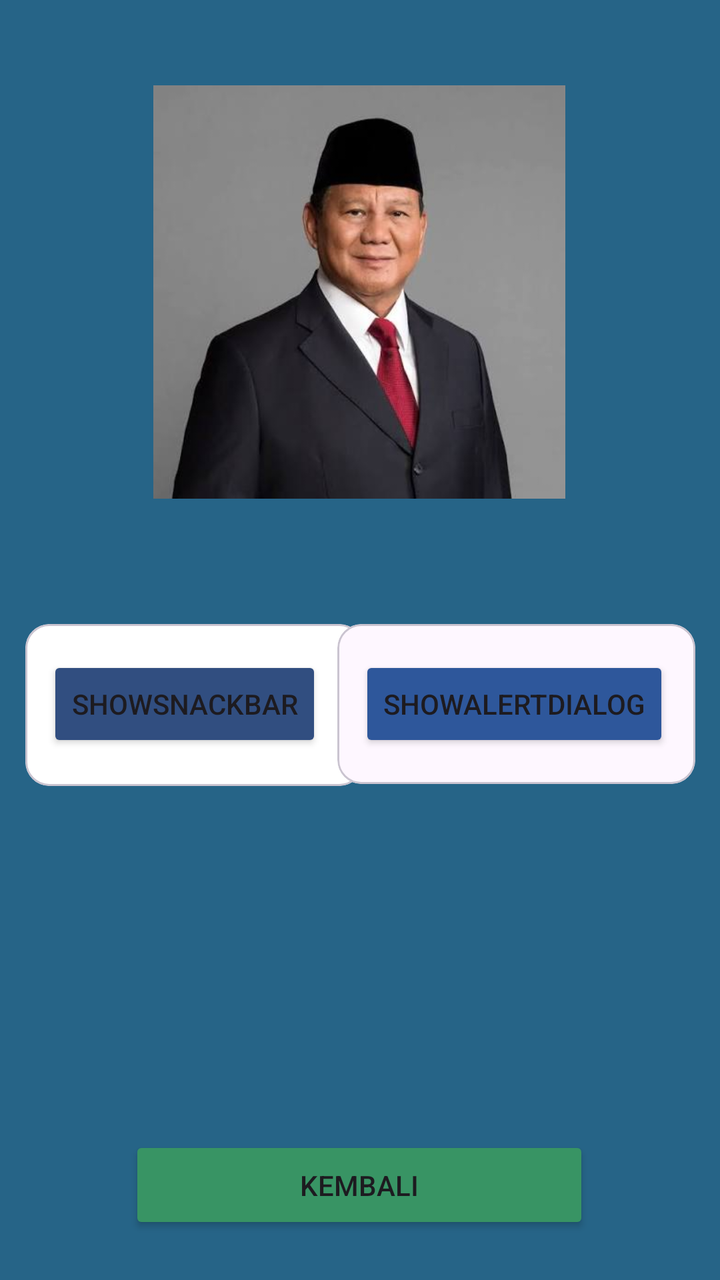
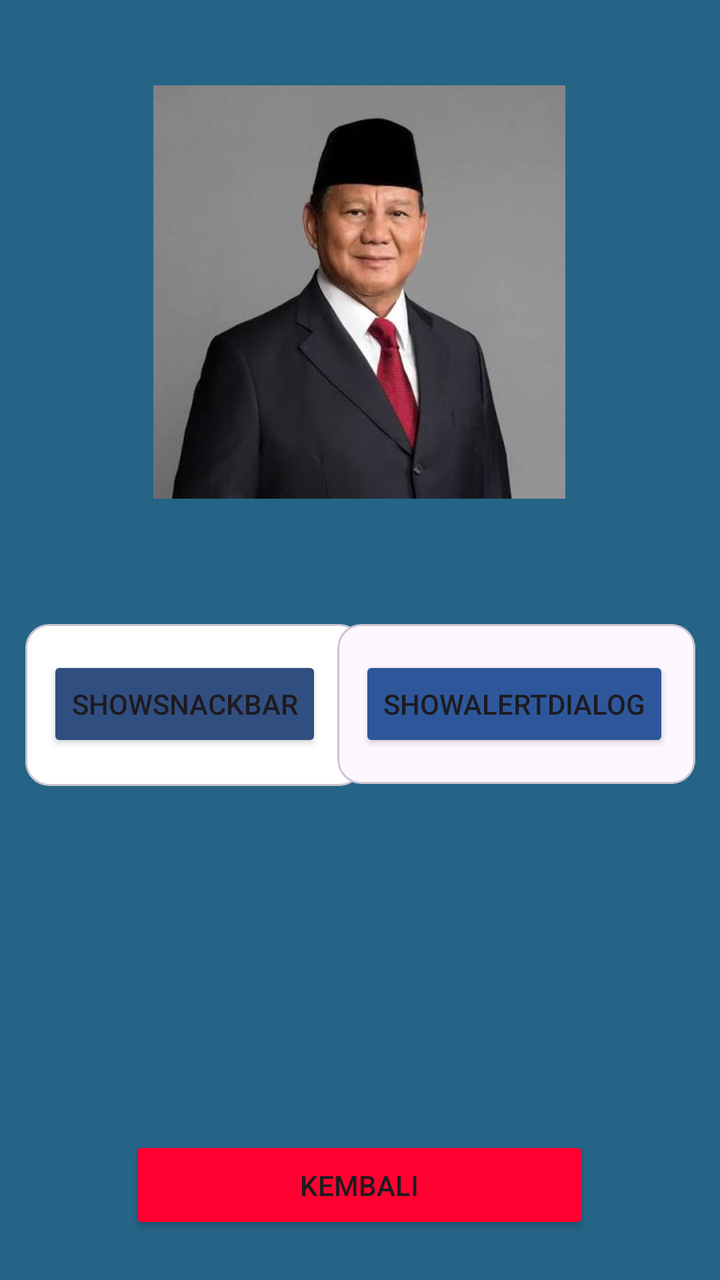

Compare the two renders of this Android layout. The source of the first and the diff that turns it into the second are given below.
<!-- AndroidManifest.xml: application theme Theme.Pertemuan_2 -->
<!-- res/layout/activity_fourth.xml -->
<?xml version="1.0" encoding="utf-8"?>
<androidx.constraintlayout.widget.ConstraintLayout xmlns:android="http://schemas.android.com/apk/res/android"
    xmlns:app="http://schemas.android.com/apk/res-auto"
    xmlns:tools="http://schemas.android.com/tools"
    android:id="@+id/main"
    android:layout_width="match_parent"
    android:layout_height="match_parent"
    android:background="#266487"
    tools:context=".P4.FourthActivity">


    <ImageView
        android:layout_width="206dp"
        android:layout_height="292dp"
        android:src="@drawable/raja"
        app:layout_constraintBottom_toBottomOf="parent"
        app:layout_constraintEnd_toEndOf="parent"
        app:layout_constraintHorizontal_bias="0.497"
        app:layout_constraintStart_toStartOf="parent"
        app:layout_constraintTop_toTopOf="parent"
        app:layout_constraintVertical_bias="0.0" />

    <Button
        android:id="@+id/btnkembali"
        android:layout_width="230dp"
        android:layout_height="49dp"
        android:layout_marginTop="568dp"
        android:backgroundTint="#389464"
        android:text="Kembali"
        app:layout_constraintEnd_toEndOf="parent"
        app:layout_constraintHorizontal_bias="0.497"
        app:layout_constraintStart_toStartOf="parent"
        app:layout_constraintTop_toTopOf="parent"
        tools:ignore="MissingConstraints" />

    <com.google.android.material.card.MaterialCardView
        android:layout_width="169dp"
        android:layout_height="81dp"
        android:layout_marginTop="312dp"
        android:backgroundTint="@color/white"
        app:layout_constraintEnd_toEndOf="parent"
        app:layout_constraintHorizontal_bias="0.066"
        android:elevation="10dp"
        app:layout_constraintStart_toStartOf="parent"
        app:layout_constraintTop_toTopOf="parent">

        <androidx.constraintlayout.widget.ConstraintLayout
            android:layout_width="match_parent"
            android:layout_height="match_parent"
            android:layout_margin="15dp">
        </androidx.constraintlayout.widget.ConstraintLayout>

        <Button
            android:id="@+id/btnShowSnackbar"
            android:layout_width="wrap_content"
            android:layout_height="wrap_content"
            android:layout_marginLeft="11dp"
            android:layout_marginTop="16dp"
            android:backgroundTint="#314E80"
            android:text="ShowSnackbar" />

    </com.google.android.material.card.MaterialCardView>

    <com.google.android.material.card.MaterialCardView
        android:layout_width="179dp"
        android:layout_height="80dp"
        android:layout_marginTop="312dp"
        app:layout_constraintEnd_toEndOf="parent"
        app:layout_constraintHorizontal_bias="0.931"
        app:layout_constraintStart_toStartOf="parent"
        android:elevation="10dp"
        app:layout_constraintTop_toTopOf="parent">

        <androidx.constraintlayout.widget.ConstraintLayout
            android:layout_width="match_parent"
            android:layout_height="match_parent"
            android:layout_margin="15dp" />
        <Button
            android:id="@+id/btnShowAlertDialog"
            android:layout_width="wrap_content"
            android:layout_height="wrap_content"
            android:layout_marginLeft="11dp"
            android:layout_marginTop="16dp"
            android:backgroundTint="#2E579B"
            android:text="ShowAlertDialog" />

    </com.google.android.material.card.MaterialCardView>
</androidx.constraintlayout.widget.ConstraintLayout>
<!-- resources referenced by this layout -->
<resources>
  <color name="white">#FFFFFFFF</color>
  <!-- drawable raja: jpg bitmap (drawable, 11201 bytes) -->
  <style name="Theme.Pertemuan_2" parent="Base.Theme.Pertemuan_2" />
  <style name="Base.Theme.Pertemuan_2" parent="Theme.Material3.DayNight.NoActionBar">
          
          
      </style>
</resources>

<!-- the commit's change to res/layout/activity_fourth.xml (unified diff, before → after) -->
@@ -25,7 +25,7 @@
         android:layout_width="230dp"
         android:layout_height="49dp"
         android:layout_marginTop="568dp"
-        android:backgroundTint="#389464"
+        android:backgroundTint="#FF0031"
         android:text="Kembali"
         app:layout_constraintEnd_toEndOf="parent"
         app:layout_constraintHorizontal_bias="0.497"
